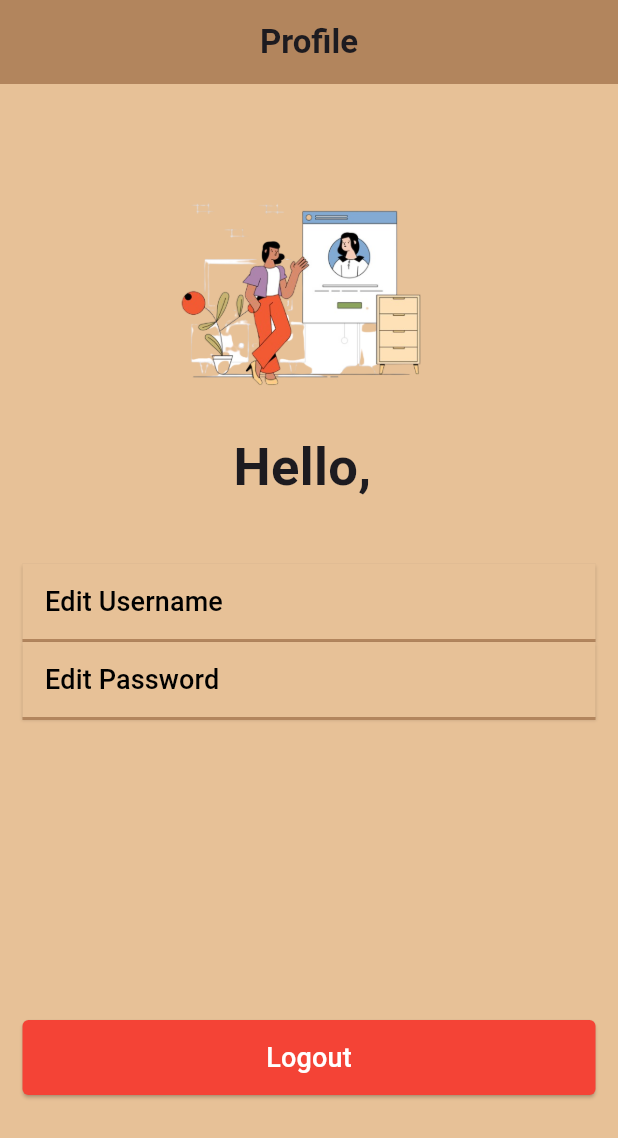
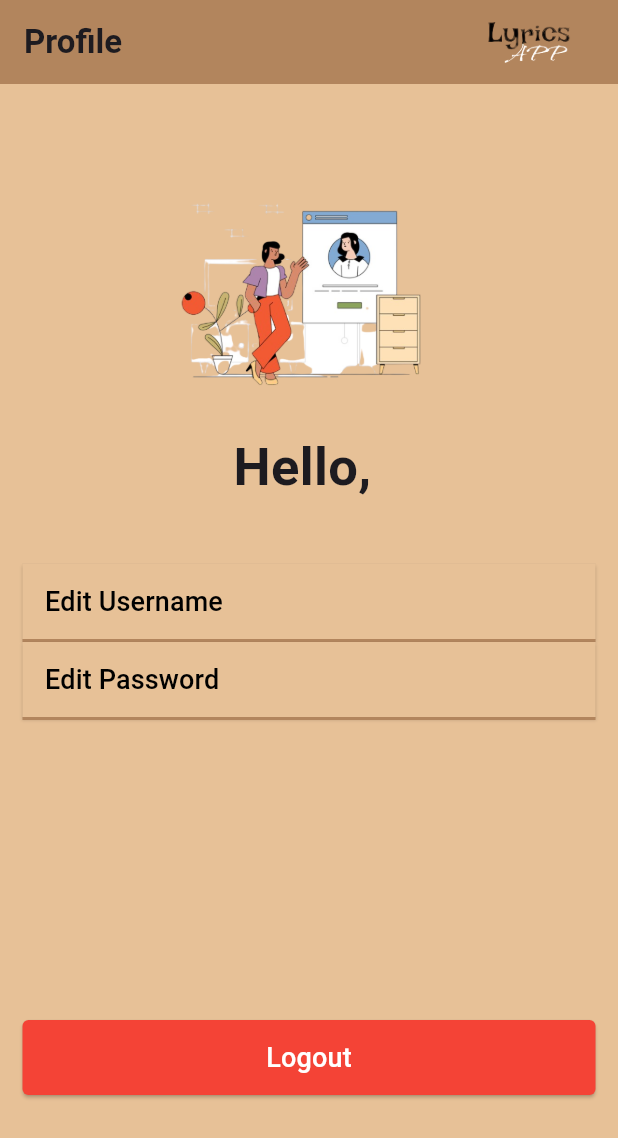
Before and after one commit to AdityaDwiputraSubroto/song_lyrics_app, a Flutter app: the ProfileScreen screen opened directly, on a phone screen of 412 x 824 dp. Shown: the top 1138 px of the screen. Run offline on Flutter 3.47's test engine with Material 3 defaults, Android fonts, the light colour scheme and no system bars; our stand-ins replace image_picker, shared_preferences, sqflite; accounts and stored records are empty.

Commit message:
update appbar profile screen

```diff
--- a/lib/views/profile_screen.dart
+++ b/lib/views/profile_screen.dart
@@ -63,11 +63,23 @@ class _ProfileScreenState extends State<ProfileScreen> {
       backgroundColor: Color(0xFFe7c197),
       appBar: AppBar(
         backgroundColor: Color(0xFFb2855d),
-        centerTitle: true,
         title: Text(
           'Profile',
           style: TextStyle(fontWeight: FontWeight.bold),
         ),
+        actions: [
+          Padding(
+            padding: EdgeInsets.only(right: 16.0),
+            child: Padding(
+              padding: const EdgeInsets.all(8.0),
+              child: Image.asset(
+                'assets/logo.png',
+                height: 40,
+              ),
+            ),
+          ),
+        ],
+
       ),
       body: Padding(
         padding: const EdgeInsets.symmetric(horizontal: 15),
```
